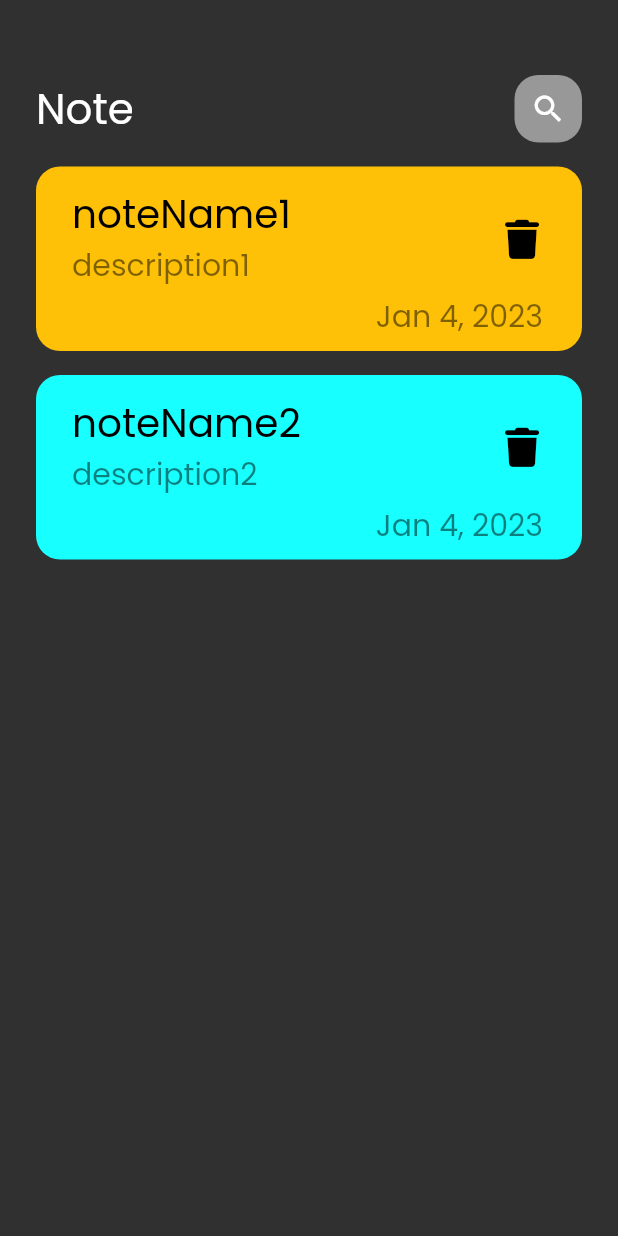
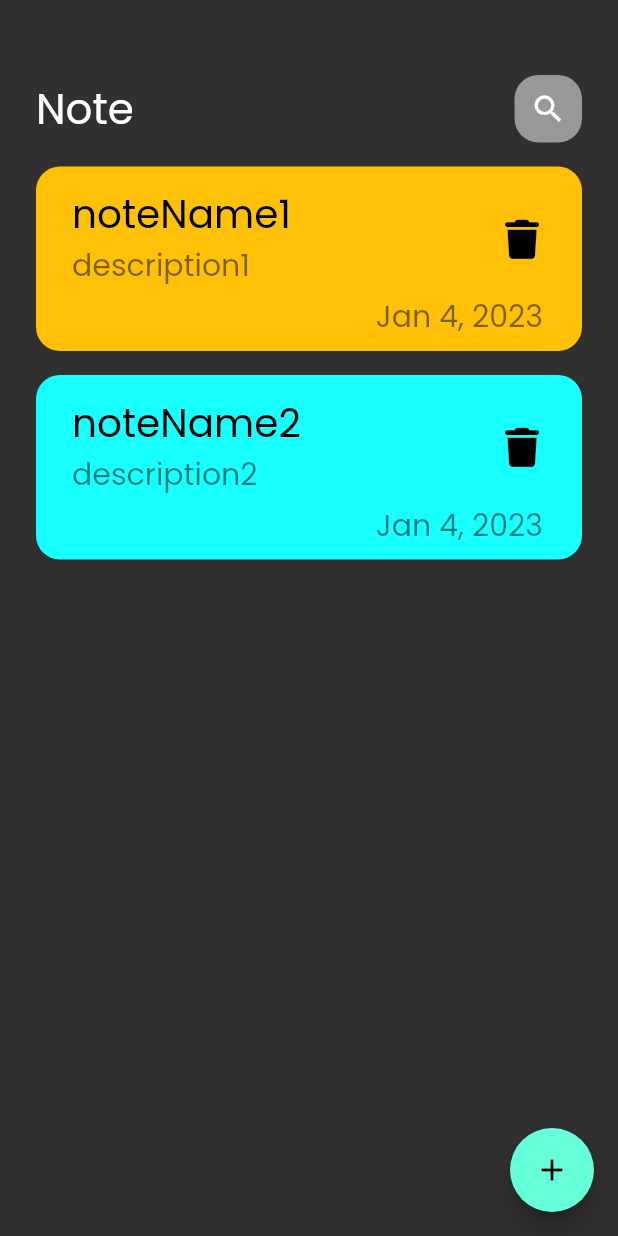
Before and after one commit to gamalahmed3265/Notes-App-flutter, a Flutter app: the screen it shows after launch, on a phone screen of 412 x 824 dp. Run offline on Flutter 3.47's test engine with Material 2 defaults, Android fonts, the phone set to English and light mode, and no system bars; our stand-ins replace font_awesome_flutter.

Commit message:
add the FloatingActionButton

```diff
--- a/lib/views/note_view.dart
+++ b/lib/views/note_view.dart
@@ -1,4 +1,5 @@
 import 'package:flutter/material.dart';
+import 'package:note_app/views/resource/icons_manager.dart';
 import 'package:note_app/views/widget/custom_view_body.dart';
 
 class NoteView extends StatelessWidget {
@@ -6,6 +7,13 @@ class NoteView extends StatelessWidget {
 
   @override
   Widget build(BuildContext context) {
-    return const Scaffold(body: CustomViewBody());
+    return Scaffold(
+      body: const CustomViewBody(),
+      floatingActionButton: FloatingActionButton(
+          child: IconsManager.add,
+          onPressed: () {
+            print("add");
+          }),
+    );
   }
 }
--- a/lib/views/resource/icons_manager.dart
+++ b/lib/views/resource/icons_manager.dart
@@ -4,6 +4,7 @@ import 'package:note_app/views/resource/app_size.dart';
 
 class IconsManager {
   static const Icon search = Icon(Icons.search);
+  static const Icon add = Icon(Icons.add);
   static const Icon delete = Icon(
     FontAwesomeIcons.trash,
     size: AppSize.s26,
```
